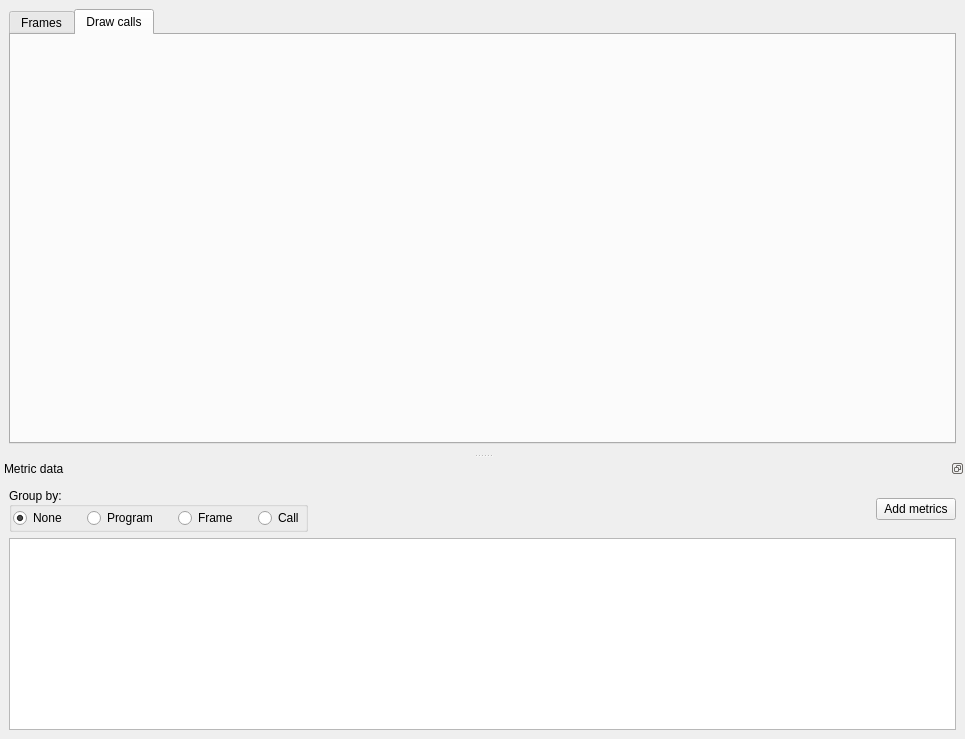
This is gui/ui/backendprofile.ui in trtt/apitrace as Qt 5 draws it before an edit. The edited form follows.
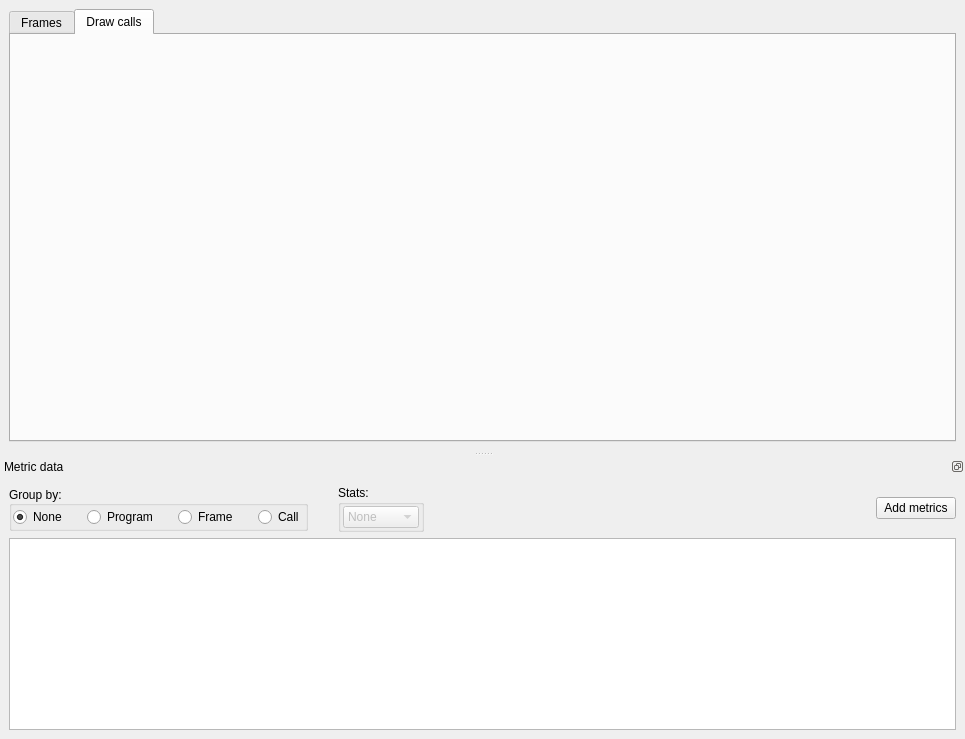
This is the edited form.

Commit message: Add "Group by" option

Diff of the .ui file:
```diff
--- a/gui/ui/backendprofile.ui
+++ b/gui/ui/backendprofile.ui
@@ -19,6 +19,62 @@
   <property name="windowTitle">
    <string>Profiling View</string>
   </property>
+  <widget class="QWidget" name="centralwidget">
+   <layout class="QGridLayout" name="gridLayout">
+    <item row="0" column="0">
+     <widget class="QTabWidget" name="tabWidget">
+      <property name="enabled">
+       <bool>true</bool>
+      </property>
+      <property name="sizePolicy">
+       <sizepolicy hsizetype="Expanding" vsizetype="Expanding">
+        <horstretch>0</horstretch>
+        <verstretch>0</verstretch>
+       </sizepolicy>
+      </property>
+      <property name="currentIndex">
+       <number>1</number>
+      </property>
+      <widget class="QMainWindow" name="frameGraphTab">
+       <attribute name="title">
+        <string>Frames</string>
+       </attribute>
+       <widget class="QWidget" name="frameTab">
+        <property name="sizePolicy">
+         <sizepolicy hsizetype="Expanding" vsizetype="Expanding">
+          <horstretch>0</horstretch>
+          <verstretch>0</verstretch>
+         </sizepolicy>
+        </property>
+        <layout class="QVBoxLayout" name="verticalLayout_2">
+         <item>
+          <layout class="QVBoxLayout" name="graphsLayoutFrame"/>
+         </item>
+        </layout>
+       </widget>
+      </widget>
+      <widget class="QMainWindow" name="callGraphTab">
+       <attribute name="title">
+        <string>Draw calls</string>
+       </attribute>
+       <widget class="QWidget" name="callTab">
+        <property name="sizePolicy">
+         <sizepolicy hsizetype="Expanding" vsizetype="Expanding">
+          <horstretch>0</horstretch>
+          <verstretch>0</verstretch>
+         </sizepolicy>
+        </property>
+        <layout class="QVBoxLayout" name="verticalLayout_21">
+         <item>
+          <layout class="QVBoxLayout" name="graphsLayoutCall"/>
+         </item>
+        </layout>
+       </widget>
+      </widget>
+     </widget>
+    </item>
+   </layout>
+  </widget>
     <widget class="QDockWidget" name="dockWidget">
     <property name="features">
      <set>QDockWidget::DockWidgetFloatable|QDockWidget::DockWidgetMovable</set>
@@ -37,7 +93,7 @@
       <item>
        <layout class="QHBoxLayout" name="horizontalLayout_2">
         <property name="spacing">
-         <number>100</number>
+        <number>30</number>
         </property>
         <property name="sizeConstraint">
          <enum>QLayout::SetDefaultConstraint</enum>
@@ -124,11 +180,82 @@
           </layout>
          </widget>
         </item>
+       <item>
+        <widget class="QGroupBox" name="groupBox_2">
+         <property name="sizePolicy">
+          <sizepolicy hsizetype="Preferred" vsizetype="Preferred">
+           <horstretch>0</horstretch>
+           <verstretch>0</verstretch>
+          </sizepolicy>
+         </property>
+         <property name="title">
+          <string>Stats:</string>
+         </property>
+         <layout class="QHBoxLayout" name="horizontalLayout_3">
+          <property name="leftMargin">
+           <number>2</number>
+          </property>
+          <property name="topMargin">
+           <number>1</number>
+          </property>
+          <property name="rightMargin">
+           <number>2</number>
+          </property>
+          <property name="bottomMargin">
+           <number>1</number>
+          </property>
+          <item>
+           <widget class="QComboBox" name="statsComboBox">
+            <property name="enabled">
+             <bool>false</bool>
+            </property>
+            <property name="sizePolicy">
+             <sizepolicy hsizetype="Preferred" vsizetype="Fixed">
+              <horstretch>0</horstretch>
+              <verstretch>0</verstretch>
+             </sizepolicy>
+            </property>
+            <property name="currentIndex">
+             <number>4</number>
+            </property>
+            <item>
+             <property name="text">
+              <string>Sum</string>
+             </property>
+            </item>
+            <item>
+             <property name="text">
+              <string>Max</string>
+             </property>
+            </item>
+            <item>
+             <property name="text">
+              <string>Min</string>
+             </property>
+            </item>
+            <item>
+             <property name="text">
+              <string>Average</string>
+             </property>
+            </item>
+            <item>
+             <property name="text">
+              <string>None</string>
+             </property>
+            </item>
+           </widget>
+          </item>
+         </layout>
+        </widget>
+       </item>
         <item>
          <spacer name="horizontalSpacer">
           <property name="orientation">
            <enum>Qt::Horizontal</enum>
           </property>
+         <property name="sizeType">
+          <enum>QSizePolicy::Expanding</enum>
+         </property>
           <property name="sizeHint" stdset="0">
            <size>
             <width>40</width>
@@ -165,62 +292,6 @@
      </layout>
     </widget>
     </widget>
-  <widget class="QWidget" name="centralwidget">
-   <layout class="QGridLayout" name="gridLayout">
-    <item row="0" column="0">
-     <widget class="QTabWidget" name="tabWidget">
-      <property name="enabled">
-       <bool>true</bool>
-      </property>
-      <property name="sizePolicy">
-       <sizepolicy hsizetype="Expanding" vsizetype="Expanding">
-        <horstretch>0</horstretch>
-        <verstretch>0</verstretch>
-       </sizepolicy>
-      </property>
-      <property name="currentIndex">
-       <number>1</number>
-      </property>
-      <widget class="QMainWindow" name="frameGraphTab">
-       <attribute name="title">
-        <string>Frames</string>
-       </attribute>
-       <widget class="QWidget" name="frameTab">
-        <property name="sizePolicy">
-         <sizepolicy hsizetype="Expanding" vsizetype="Expanding">
-          <horstretch>0</horstretch>
-          <verstretch>0</verstretch>
-         </sizepolicy>
-        </property>
-        <layout class="QVBoxLayout" name="verticalLayout_2">
-         <item>
-          <layout class="QVBoxLayout" name="graphsLayoutFrame"/>
-         </item>
-        </layout>
-       </widget>
-      </widget>
-      <widget class="QMainWindow" name="callGraphTab">
-       <attribute name="title">
-        <string>Draw calls</string>
-       </attribute>
-       <widget class="QWidget" name="callTab">
-        <property name="sizePolicy">
-         <sizepolicy hsizetype="Expanding" vsizetype="Expanding">
-          <horstretch>0</horstretch>
-          <verstretch>0</verstretch>
-         </sizepolicy>
-        </property>
-        <layout class="QVBoxLayout" name="verticalLayout_21">
-         <item>
-          <layout class="QVBoxLayout" name="graphsLayoutCall"/>
-         </item>
-        </layout>
-       </widget>
-      </widget>
-     </widget>
-    </item>
-   </layout>
-  </widget>
  </widget>
  <resources/>
  <connections/>
```
Left out of the diff: 4 changed lines with no effect on the pictures. Lines whose indentation alone changed are shown as unchanged. The commit also changes 4 other files.
